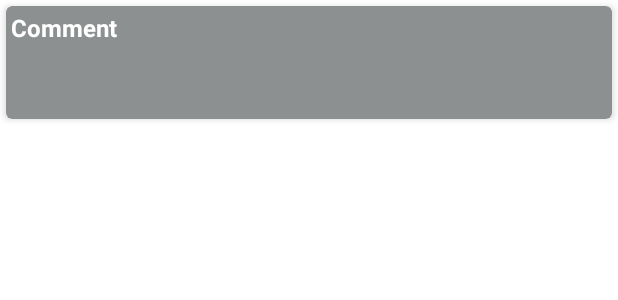
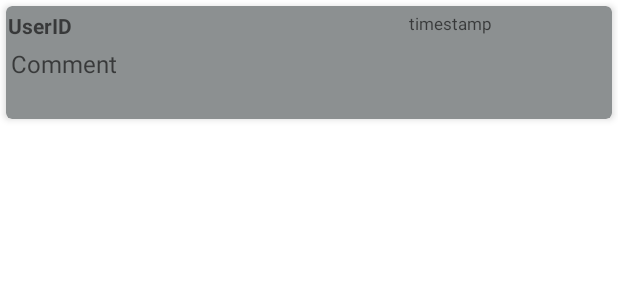
Before and after one commit to cglansford/CryptoAppFYP, an Android app: the layout comment_rv_item.xml on its own in the app's theme, with its tools: preview values and no code run, on a phone screen of 412 x 824 dp. Shown: the top 300 px of the screen. Run offline under Robolectric (Android 15) with nearby library versions, the phone set to English and light mode, and no system bars; network calls fail.

Commit message:
users can comment on posts, comments are loaded on posts, all written to and read from database

```diff
--- a/app/src/main/java/com/example/cryptoapp/PostRVModel.java
+++ b/app/src/main/java/com/example/cryptoapp/PostRVModel.java
@@ -8,7 +8,7 @@ public class PostRVModel implements Serializable {
     private String postTitle;
     private String postDesc;
     private String uidOfCreator;
-    private ArrayList<String> commentsList;
+    private ArrayList<CommentModel> commentsList;
 
     public PostRVModel(String postTitle, String postDesc, String uidOfCreator){
         this.postTitle = postTitle;
@@ -41,11 +41,11 @@ public class PostRVModel implements Serializable {
         this.uidOfCreator = uidOfCreator;
     }
 
-    public ArrayList<String> getCommentsList() {
+    public ArrayList<CommentModel> getCommentsList() {
         return commentsList;
     }
 
-    public void setCommentsList(ArrayList<String> commentsList) {
+    public void setCommentsList(ArrayList<CommentModel> commentsList) {
         this.commentsList = commentsList;
     }
 }
--- a/app/src/main/res/layout/comment_rv_item.xml
+++ b/app/src/main/res/layout/comment_rv_item.xml
@@ -16,21 +16,48 @@
         <TextView
             android:id="@+id/idComment"
             android:layout_width="401dp"
-            android:layout_height="70dp"
+            android:layout_height="46dp"
+            android:layout_below="@+id/textView3"
             android:layout_alignParentStart="true"
-            android:layout_alignParentTop="true"
             android:layout_alignParentBottom="true"
+
             android:layout_marginStart="0dp"
-            android:layout_marginTop="0dp"
-
+            android:layout_marginTop="5dp"
             android:layout_marginEnd="2dp"
             android:layout_marginRight="-23dp"
             android:layout_marginBottom="5dp"
             android:padding="3dp"
-            android:text="Comment"
+            android:hint="Comment"
             android:textColor="@color/white"
             android:textSize="16dp"
+             />
+
+        <TextView
+            android:id="@+id/idUserID"
+            android:layout_width="210dp"
+            android:layout_height="wrap_content"
+            android:layout_alignParentStart="true"
+            android:layout_alignParentTop="true"
+            android:layout_marginStart="1dp"
+            android:layout_marginTop="3dp"
+            android:hint="UserID"
+            android:textColor="@color/white"
+            android:textSize="14dp"
             android:textStyle="bold" />
+
+        <TextView
+            android:id="@+id/idTimeStamp"
+            android:layout_width="134dp"
+            android:layout_height="wrap_content"
+            android:layout_alignParentTop="true"
+            android:layout_alignParentEnd="true"
+            android:layout_marginStart="57dp"
+            android:layout_marginTop="4dp"
+            android:layout_marginEnd="1dp"
+            android:layout_toEndOf="@+id/idUserID"
+            android:hint="timestamp"
+            android:textColor="@color/white"
+            android:textSize="11dp" />
 
     </RelativeLayout>
 
```
Also changed, not shown: app/src/main/java/com/example/cryptoapp/CommentModel.java (added, +38 -0 lines), app/src/main/java/com/example/cryptoapp/Post.java (+131 -15 lines), app/src/main/java/com/example/cryptoapp/PostCommentsRVAdapter.java (+10 -6 lines), app/src/main/res/layout/forum_post_rv_item.xml (+4 -4 lines).
